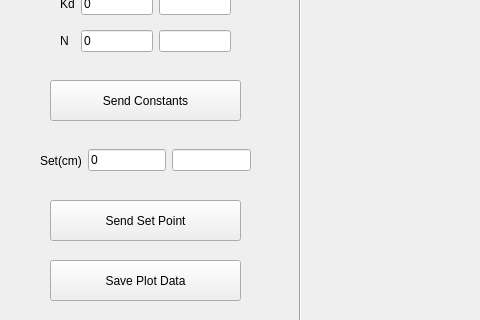
Qt form gui/qtdesigner/BalanceBeamWidget.ui (wyattduber/CyDAQ) before a commit; both pictures show x 0 to 480 and y 210 to 530 of the 1165 by 709 pixel window.
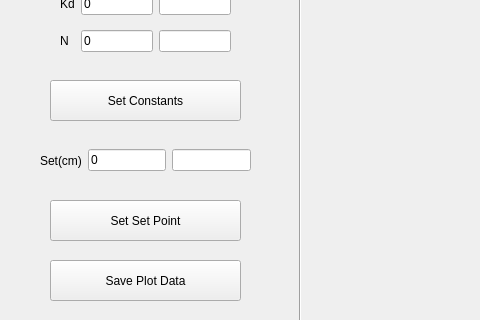
The same form after that commit. Icons and pictures are not drawn.

Diff of the .ui file:
```diff
--- a/gui/qtdesigner/BalanceBeamWidget.ui
+++ b/gui/qtdesigner/BalanceBeamWidget.ui
@@ -173,7 +173,7 @@
     </rect>
    </property>
    <property name="text">
-    <string>Send Constants</string>
+    <string>Set Constants</string>
    </property>
   </widget>
   <widget class="QWidget" name="horizontalLayoutWidget">
@@ -219,7 +219,7 @@
     </rect>
    </property>
    <property name="text">
-    <string>Send Set Point</string>
+    <string>Set Set Point</string>
    </property>
   </widget>
   <widget class="QPushButton" name="save_plot_data_btn">
```
